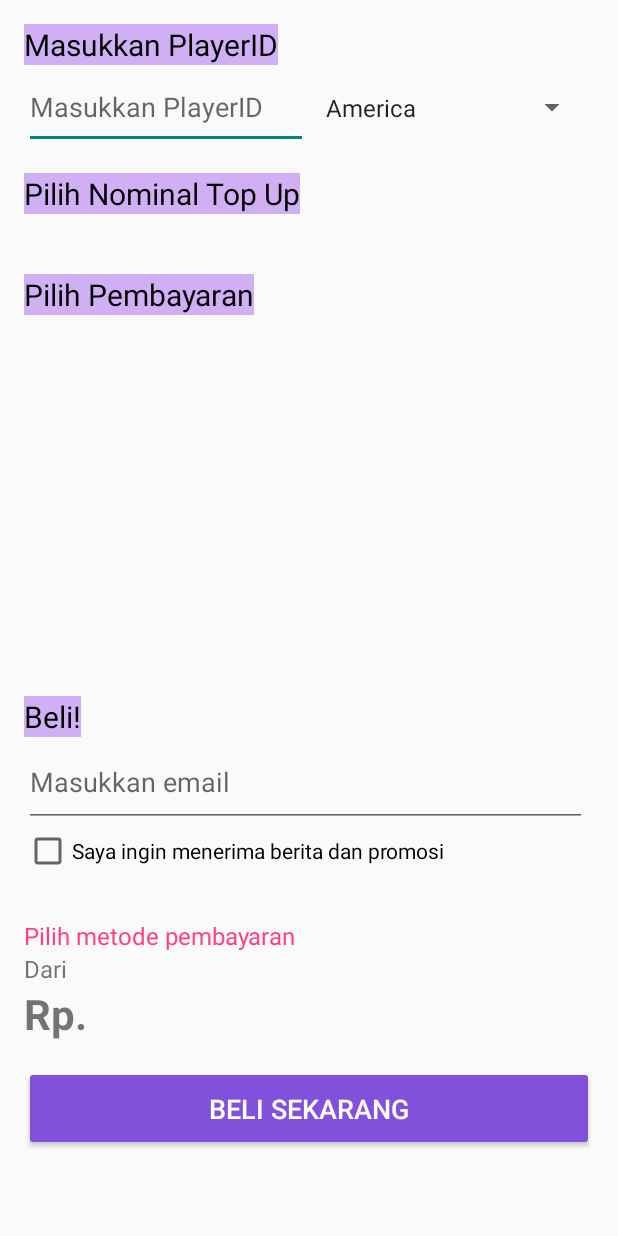
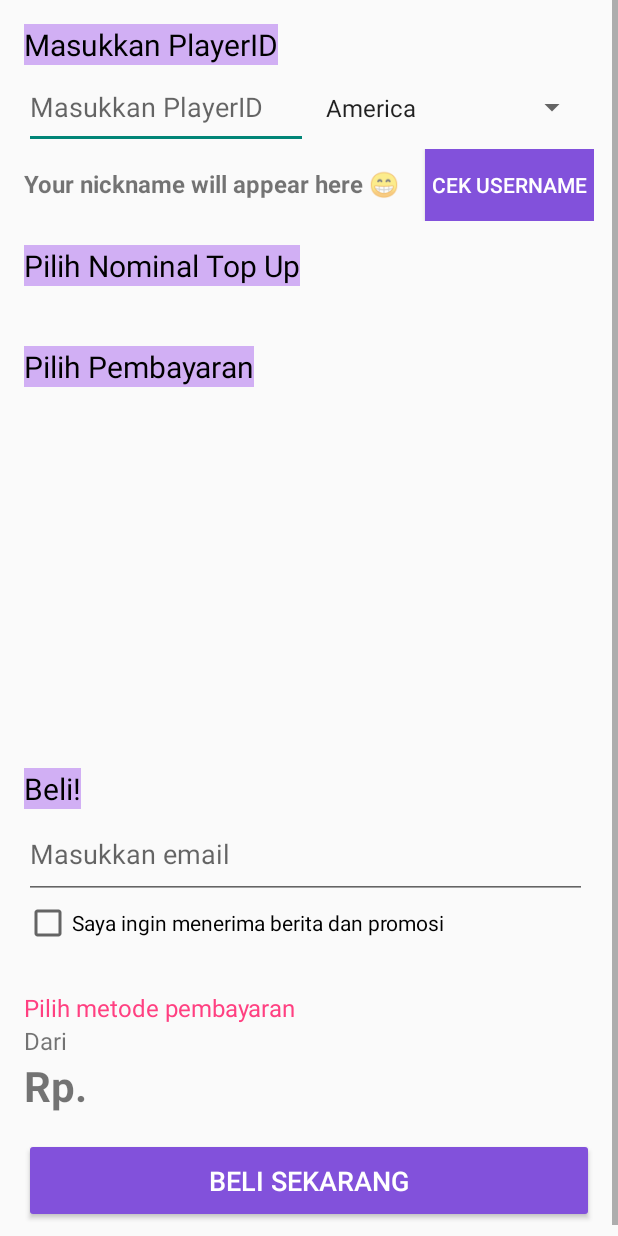
Before and after one commit to Mrizkimusthofa/AMORASHOP, an Android app: the MenuTopUpC screen opened directly, with no data from a screen before it, on a phone screen of 412 x 824 dp. Run offline under Robolectric (Android 15) with nearby library versions, the phone set to English and light mode, and no system bars; our stand-ins replace Volley; pictures from the network do not load; 5 statements that could not run were skipped.

Commit message:
add username checker on all menu topup

```diff
--- a/app/build.gradle.kts
+++ b/app/build.gradle.kts
@@ -45,5 +45,6 @@ dependencies {
     androidTestImplementation(libs.ext.junit)
     androidTestImplementation(libs.espresso.core)
     implementation(libs.material.v1110)
+    implementation(libs.okhttp)
 
 }
--- a/app/src/main/java/com/example/amorashop/Auth.java
+++ b/app/src/main/java/com/example/amorashop/Auth.java
@@ -26,7 +26,7 @@ public class Auth {
     String loginUrl = baseUrl + "login";
     String registerUrl = baseUrl + "register";
     String layoutUrl = baseUrl + "layout/";
-    String getTokenUrl = baseUrl + "gettoken";
+//    String getTokenUrl = baseUrl + "gettoken";
 
     private static final String SHARED_PREF_NAME = "com.amora.sharedpref_key";
     private static final String KEY_SESSION = "session_key";
--- a/app/src/main/java/com/example/amorashop/MenuTopUpC.java
+++ b/app/src/main/java/com/example/amorashop/MenuTopUpC.java
@@ -10,6 +10,7 @@ import android.widget.CheckBox;
 import android.widget.EditText;
 import android.widget.GridLayout;
 import android.widget.Spinner;
+import android.widget.TextView;
 import android.widget.Toast;
 
 import androidx.appcompat.app.AppCompatActivity;
@@ -27,12 +28,15 @@ public class MenuTopUpC extends AppCompatActivity {
     private RecyclerView recyclerViewNominal;
     private Spinner spinServer;
     private CheckBox promoCheckBox;
-    private Button buyButton;
+    private Button buyButton, btnCheckUsername;
+    private TextView tvUsername;
     private List<MyDataItem> data;
     private RVAdapter adapter;
 
     Funcs funcs = new Funcs();
     List<String> numOfItemsList, itemImagesList, itemPricesList, itemNamesList;
+    String gameId;
+    String accServer;
 
     @Override
     protected void onCreate(Bundle savedInstanceState) {
@@ -41,6 +45,11 @@ public class MenuTopUpC extends AppCompatActivity {
 
 //        Get Intent Data
         getIntentData();
+        for (int i = 0; i < funcs.gameIdLists.length; i++) {
+            if(funcs.gameIdLists[i].equals(gameId)) {
+                funcs.params = funcs.gameUrlParams[i];
+            }
+        }
 
         // Initialize UI components
         initViews();
@@ -52,6 +61,7 @@ public class MenuTopUpC extends AppCompatActivity {
 
 //        Run Functions
         spinServerFunc();
+        getUsername();
 
     }
 
@@ -62,6 +72,35 @@ public class MenuTopUpC extends AppCompatActivity {
         promoCheckBox = findViewById(R.id.promoCheckBox);
         emailEditText = findViewById(R.id.emailEditText);
         buyButton = findViewById(R.id.buyButton);
+        btnCheckUsername = findViewById(R.id.btnCheckUsername);
+        tvUsername = findViewById(R.id.tvUsername);
+    }
+
+    private void getUsername() {
+        btnCheckUsername.setOnClickListener(v -> {
+            String playerId = playerIdEditText.getText().toString().trim();
+            if (playerId.isEmpty()) {
+                playerIdEditText.setError("Player ID is required");
+                return;
+            }
+            funcs.getUsernameC(this, playerId, new Funcs.UsernameCallback() {
+                @Override
+                public void onUsernameReceived(String username) {
+                    // This code will run when the username is ready
+                    runOnUiThread(() -> {
+                        tvUsername.setText(username);
+                    });
+                }
+
+                @Override
+                public void onError(String e) {
+                    // Handle error here
+                    runOnUiThread(() -> {
+                        tvUsername.setText("User not found!");
+                    });
+                }
+            });
+        });
     }
 
     private void setupRecyclerView() {
@@ -119,6 +158,7 @@ public class MenuTopUpC extends AppCompatActivity {
         String[] itemImagesArray = intent.getStringArrayExtra("itemImages");
         String[] itemPricesArray = intent.getStringArrayExtra("itemPrices");
         String[] itemNamesArray = intent.getStringArrayExtra("itemNames");
+        gameId = intent.getStringExtra("gameId");
 
         numOfItemsList = Arrays.asList(numOfItemsArray);
         itemImagesList = Arrays.asList(itemImagesArray);
@@ -141,9 +181,14 @@ public class MenuTopUpC extends AppCompatActivity {
         spinServer.setOnItemSelectedListener(new AdapterView.OnItemSelectedListener() {
             @Override
             public void onItemSelected(AdapterView<?> parent, View view, int position, long id) {
-                String selectedItem = items.get(position);
-                Toast.makeText(MenuTopUpC.this, "Selected: " + selectedItem, Toast.LENGTH_SHORT).show();
+                accServer = items.get(position);
                 // Do something with the selected item
+                for (int i = 0; i < funcs.accServers.length; i++) {
+                    if(funcs.accServers[i].equals(items.get(position))) {
+                        funcs.accServer = funcs.accServers[i].toLowerCase();
+                        System.out.println("in for manu topup c says: "+funcs.accServers[i]);
+                    }
+                }
             }
 
             @Override
--- a/app/src/main/java/com/example/amorashop/MenuUtama.java
+++ b/app/src/main/java/com/example/amorashop/MenuUtama.java
@@ -92,6 +92,7 @@ public class MenuUtama extends AppCompatActivity {
 
                     mtudl.getLayout(MenuUtama.this, gameId);
 
+
 //                    Intent intent = new Intent(MenuUtama.this, MTUDynamicLayout.class);
 //                    intent.putExtra("gameId", gameId);
 //                    startActivity(intent);
--- a/app/src/main/res/layout/activity_menu_top_up_c.xml
+++ b/app/src/main/res/layout/activity_menu_top_up_c.xml
@@ -33,6 +33,11 @@
                     android:textSize="20sp" />
 
                 <LinearLayout
+                    android:layout_width="match_parent"
+                    android:layout_height="match_parent"
+                    android:orientation="vertical">
+
+                    <LinearLayout
                         android:layout_width="376dp"
                         android:layout_height="56dp"
                         android:orientation="horizontal">
@@ -50,6 +55,32 @@
                             android:layout_weight="1"
                             android:paddingHorizontal="4dp"
                             android:paddingVertical="16dp" />
+
+                    </LinearLayout>
+
+                    <LinearLayout
+                        android:layout_width="match_parent"
+                        android:layout_height="match_parent"
+                        android:orientation="horizontal">
+
+                        <TextView
+                            android:id="@+id/tvUsername"
+                            android:layout_width="wrap_content"
+                            android:layout_height="wrap_content"
+                            android:layout_weight="2"
+                            android:text="Your nickname will appear here 😁"
+                            android:textSize="16sp"
+                            android:textStyle="bold" />
+
+                        <Button
+                            android:id="@+id/btnCheckUsername"
+                            android:layout_width="wrap_content"
+                            android:layout_height="wrap_content"
+                            android:layout_weight="1"
+                            android:background="#8251DB"
+                            android:text="Cek Username"
+                            android:textColor="#ffffffff" />
+                    </LinearLayout>
 
                 </LinearLayout>
 
--- a/gradle/libs.versions.toml
+++ b/gradle/libs.versions.toml
@@ -10,6 +10,7 @@ material = "1.12.0"
 activity = "1.9.3"
 constraintlayout = "2.2.0"
 materialVersion = "1.11.0"
+okhttp = "4.12.0"
 volley = "1.2.1"
 playServicesFitness = "21.2.0"
 
@@ -24,6 +25,7 @@ material = { group = "com.google.android.material", name = "material", version.r
 activity = { group = "androidx.activity", name = "activity", version.ref = "activity" }
 constraintlayout = { group = "androidx.constraintlayout", name = "constraintlayout", version.ref = "constraintlayout" }
 material-v1110 = { module = "com.google.android.material:material", version.ref = "materialVersion" }
+okhttp = { module = "com.squareup.okhttp3:okhttp", version.ref = "okhttp" }
 volley = { group = "com.android.volley", name = "volley", version.ref = "volley" }
 play-services-fitness = { group = "com.google.android.gms", name = "play-services-fitness", version.ref = "playServicesFitness" }
 
```
Also changed, not shown: app/src/main/java/com/example/amorashop/Funcs.java (+201 -0 lines), app/src/main/java/com/example/amorashop/MTUDynamicLayout.java (+6 -5 lines), app/src/main/java/com/example/amorashop/MenuTopUpA.java (+49 -2 lines), app/src/main/java/com/example/amorashop/MenuTopUpB.java (+40 -1 lines), app/src/main/res/layout/activity_menu_top_up_a.xml (+32 -0 lines), app/src/main/res/layout/activity_menu_top_up_b.xml (+27 -3 lines). Lines whose indentation alone changed are shown as unchanged.
